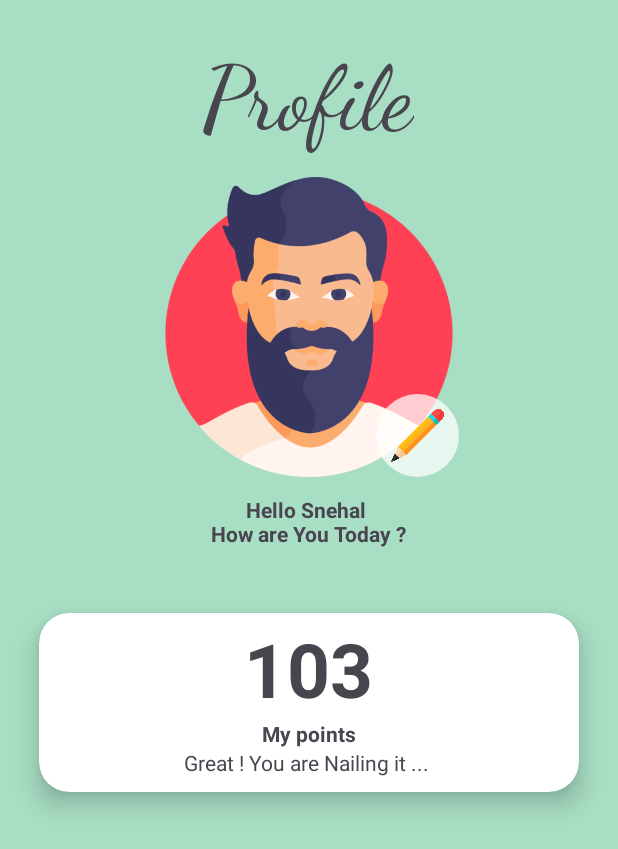
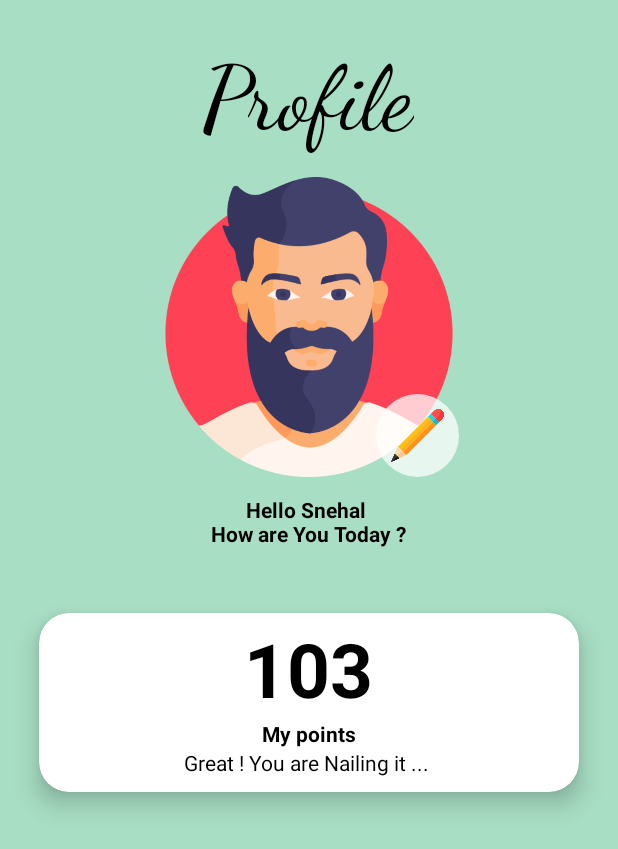
Before and after one commit to kush-raj-nit061/Social-Lite, an Android app: the ProfileActivity screen opened directly, with no data from a screen before it, on a phone screen of 412 x 824 dp. Shown: the top 849 px of the screen. Run offline under Robolectric (Android 15) with nearby library versions, the phone set to English and light mode, and no system bars; Roboto replaces fonts that are not available here.

Commit message:
profile tab text colour changed

```diff
--- a/app/src/main/res/layout/activity_profile.xml
+++ b/app/src/main/res/layout/activity_profile.xml
@@ -23,6 +23,7 @@
             android:layout_marginTop="30dp"
             android:layout_marginBottom="15dp"
             android:textSize="60sp"
+            android:textColor="@color/black"
             />
         <RelativeLayout
             android:layout_width="wrap_content"
@@ -66,6 +67,7 @@
             android:layout_gravity="center"
             android:text="       Hello Snehal \nHow are You Today ?"
             android:padding="@dimen/text_small"
+            android:textColor="@color/black"
             android:textStyle="bold"/>
 
         <LinearLayout
@@ -94,7 +96,8 @@
                     android:layout_marginTop="3dp"
                     android:text="103"
                     android:textSize="50dp"
-                    android:textStyle="bold" />
+                    android:textStyle="bold"
+                    android:textColor="@color/black"/>
 
 
                 <TextView
@@ -104,7 +107,8 @@
                     android:layout_below="@+id/profilePoints"
                     android:layout_centerHorizontal="true"
                     android:text="My points"
-                    android:textStyle="bold" />
+                    android:textStyle="bold"
+                    android:textColor="@color/black"/>
 
 
                 <TextView
@@ -115,6 +119,7 @@
                     android:layout_marginBottom="10dp"
                     android:layout_centerHorizontal="true"
                     android:layout_below="@+id/myPoints"
+                    android:textColor="@color/black"
 
                     />
 
```
